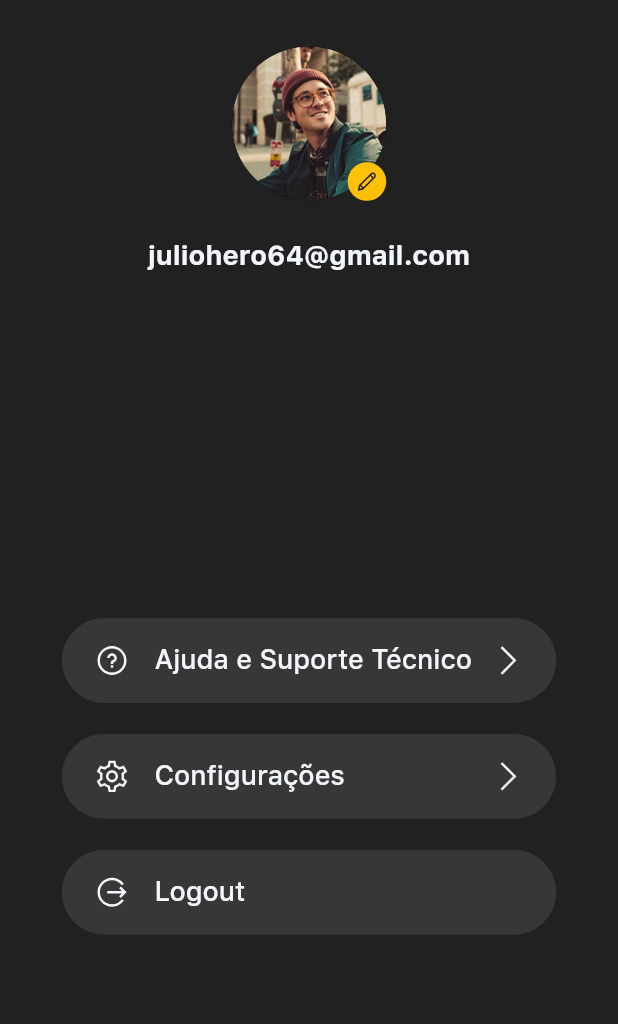
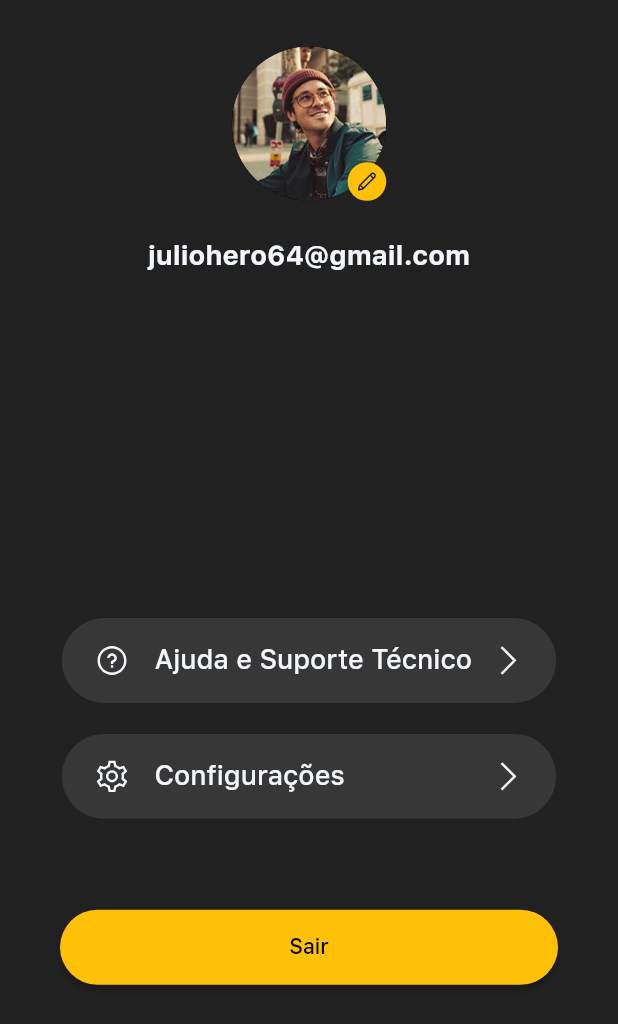
Before and after one commit to JulioHeroZ/Find-Me, a Flutter app: the ProfileScreen screen opened directly, on a phone screen of 412 x 824 dp. Shown: the top 1024 px of the screen. Run offline on Flutter 3.47's test engine with Material 2 defaults, Android fonts, the phone set to English and light mode, and no system bars; our stand-ins replace animated_theme_switcher, firebase_auth, firebase_core, flutter_screenutil, line_awesome_flutter; accounts and stored records are empty.

Commit message:
Logout 100%

```diff
--- a/lib/home/user_page.dart
+++ b/lib/home/user_page.dart
@@ -15,6 +15,8 @@ Future<void> _signOut() async {
 class ProfileScreen extends StatelessWidget {
   @override
   Widget build(BuildContext context) {
+    final user = FirebaseAuth.instance.currentUser;
+
     var profileInfo = Expanded(
       child: Column(
         children: <Widget>[
@@ -79,11 +81,23 @@ class ProfileScreen extends StatelessWidget {
                         icon: LineAwesomeIcons.cog,
                         text: 'Configurações',
                       ),
-                      ProfileListItem(
-                        icon: LineAwesomeIcons.alternate_sign_out,
-                        text: 'Logout',
-                        hasNavigation: false,
-                      ),
+                      Container(
+                        margin: const EdgeInsets.all(40.0),
+                        child: ElevatedButton(
+                          onPressed: () {
+                            _signOut();
+                          },
+                          style: ElevatedButton.styleFrom(
+                              fixedSize: const Size(0, 50),
+                              primary: kAccentColor,
+                              shape: RoundedRectangleBorder(
+                                  borderRadius: BorderRadius.circular(30))),
+                          child: Text(
+                            "Sair",
+                            style: TextStyle(color: Colors.black),
+                          ),
+                        ),
+                      )
                     ],
                   ),
                 )
```
